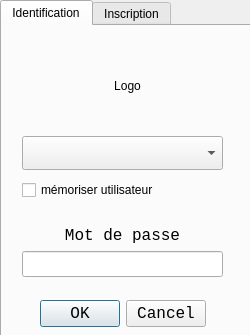
Old version of the form src/views/forms/authdialog.ui in the repository LP-ACPI/VerrouYEAH.
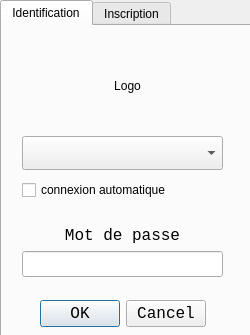
New version of the form. Icons and pictures are not drawn.

```diff
--- a/src/views/forms/authdialog.ui
+++ b/src/views/forms/authdialog.ui
@@ -90,7 +90,7 @@
          <bool>false</bool>
         </property>
         <property name="text">
-         <string>mémoriser utilisateur</string>
+         <string>connexion automatique</string>
         </property>
        </widget>
       </item>
```
